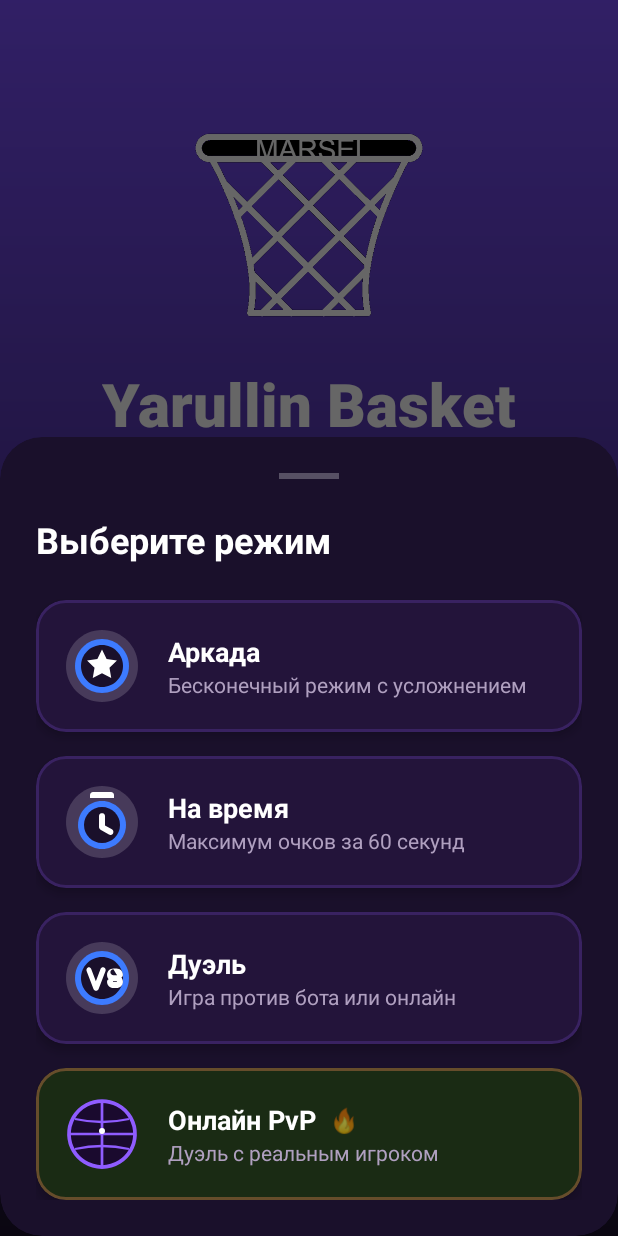
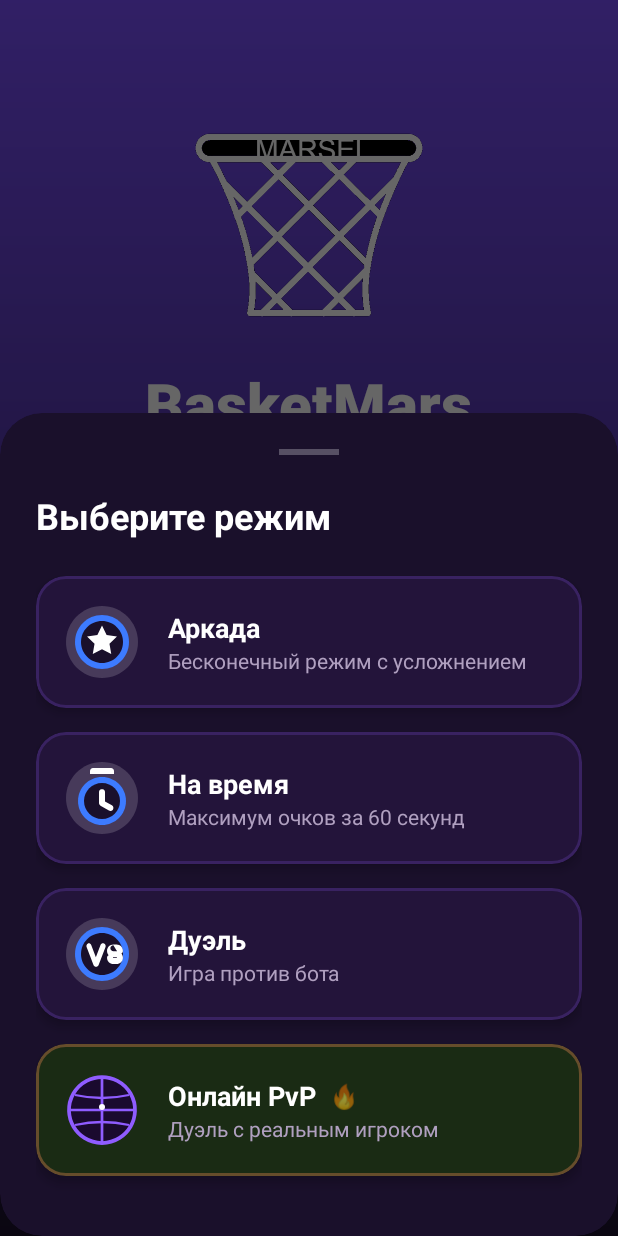
Before and after one commit to ogSulem/BasketMars, an Android app: the screen it shows after launch (MainActivity), after a tap on "ИГРАТЬ", on a phone screen of 412 x 824 dp. Run offline under Robolectric (Android 15) with nearby library versions, the phone set to English and light mode, and no system bars; our stand-ins replace Firebase (no records; nobody signed in at launch, a user with empty details on screens opened directly), Room's generated code.

Commit message:
fix: full project audit - hardcoded strings, divider, rival label, dead code, reconnect guard
Agent-Logs-Url: https://github.com/ogSulem/BasketMars/sessions/abecabd6-9e96-446c-9928-6dacdaa1fbb5

Co-authored-by: ogSulem <125482344+ogSulem@users.noreply.github.com>

```diff
--- a/app/src/main/java/com/example/basketballgame/MainActivity.java
+++ b/app/src/main/java/com/example/basketballgame/MainActivity.java
@@ -8,7 +8,6 @@ import android.graphics.drawable.ColorDrawable;
 import android.view.View;
 import android.widget.Button;
 import android.widget.LinearLayout;
-import android.widget.TextView;
 import android.widget.Toast;
 import android.content.pm.ApplicationInfo;
 
@@ -124,21 +123,5 @@ public class MainActivity extends AppCompatActivity {
         int[] bgDrawables = {R.drawable.bg_gradient, R.drawable.bg_gradient2, R.drawable.bg_gradient3};
         LinearLayout root = findViewById(R.id.root_layout);
         if (root != null) root.setBackgroundResource(bgDrawables[bgIdx]);
-
-        // Показываем имя аккаунта Google, если вошли
-        TextView authorText = null;
-        // (поиск по корневому layout'у)
-        View v = root != null ? root.findViewWithTag("account_label") : null;
-        if (v instanceof TextView) {
-            AuthManager auth = AuthManager.getInstance(this);
-            if (auth.isSignedIn()) {
-                ((TextView) v).setText(auth.getDisplayName());
-            }
-        }
-    }
-
-    @Override
-    protected void onDestroy() {
-        super.onDestroy();
     }
 }
--- a/app/src/main/res/layout/activity_main.xml
+++ b/app/src/main/res/layout/activity_main.xml
@@ -14,13 +14,13 @@
         android:src="@drawable/hoop2"
         android:layout_gravity="center"
         android:layout_marginBottom="12dp"
-        android:contentDescription="Лого кольцо"/>
+        android:contentDescription="@string/cd_logo"/>
 
     <TextView
         android:id="@+id/title_text"
         android:layout_width="wrap_content"
         android:layout_height="wrap_content"
-        android:text="Yarullin Basket"
+        android:text="@string/app_name"
         android:textSize="40sp"
         android:textStyle="bold"
         android:textColor="#FFFFFF"
@@ -31,7 +31,7 @@
         android:id="@+id/play_button"
         android:layout_width="220dp"
         android:layout_height="wrap_content"
-        android:text="Играть"
+        android:text="@string/btn_play"
         android:textSize="24sp"
         android:textColor="#fff"
         android:elevation="8dp"
@@ -44,7 +44,7 @@
         android:id="@+id/leaderboard_button"
         android:layout_width="220dp"
         android:layout_height="wrap_content"
-        android:text="Лидерборд"
+        android:text="@string/btn_leaderboard"
         android:textSize="20sp"
         android:textColor="#fff"
         android:elevation="8dp"
@@ -57,7 +57,7 @@
         android:id="@+id/select_ball_button"
         android:layout_width="220dp"
         android:layout_height="wrap_content"
-        android:text="Инвентарь"
+        android:text="@string/btn_inventory"
         android:textSize="20sp"
         android:textColor="#fff"
         android:elevation="8dp"
@@ -70,7 +70,7 @@
         android:id="@+id/achievements_button"
         android:layout_width="220dp"
         android:layout_height="wrap_content"
-        android:text="Достижения"
+        android:text="@string/btn_achievements"
         android:textSize="20sp"
         android:textColor="#fff"
         android:elevation="8dp"
@@ -83,7 +83,7 @@
         android:id="@+id/settings_button"
         android:layout_width="220dp"
         android:layout_height="wrap_content"
-        android:text="Настройки"
+        android:text="@string/btn_settings"
         android:textSize="18sp"
         android:textColor="#fff"
         android:elevation="8dp"
@@ -95,7 +95,7 @@
     <TextView
         android:layout_width="wrap_content"
         android:layout_height="wrap_content"
-        android:text="Яруллин Марсель\n09-253 группа КФУ"
+        android:text="@string/app_author"
         android:textSize="16sp"
         android:textColor="#BBAAFF"
         android:gravity="center"
--- a/app/src/main/res/layout/bottomsheet_mode_select.xml
+++ b/app/src/main/res/layout/bottomsheet_mode_select.xml
@@ -25,7 +25,7 @@
         <TextView
             android:layout_width="wrap_content"
             android:layout_height="wrap_content"
-            android:text="Выберите режим"
+            android:text="@string/mode_select_title"
             android:textColor="#FFFFFF"
             android:textSize="24sp"
             android:textStyle="bold"
@@ -66,7 +66,7 @@
                     <TextView
                         android:layout_width="wrap_content"
                         android:layout_height="wrap_content"
-                        android:text="Аркада"
+                        android:text="@string/mode_arcade"
                         android:textColor="#FFFFFF"
                         android:textSize="18sp"
                         android:textStyle="bold" />
@@ -74,7 +74,7 @@
                     <TextView
                         android:layout_width="wrap_content"
                         android:layout_height="wrap_content"
-                        android:text="Бесконечный режим с усложнением"
+                        android:text="@string/mode_arcade_desc"
                         android:textColor="#B0A0C0"
                         android:textSize="14sp" />
                 </LinearLayout>
@@ -116,7 +116,7 @@
                     <TextView
                         android:layout_width="wrap_content"
                         android:layout_height="wrap_content"
-                        android:text="На время"
+                        android:text="@string/mode_timed"
                         android:textColor="#FFFFFF"
                         android:textSize="18sp"
                         android:textStyle="bold" />
@@ -124,7 +124,7 @@
                     <TextView
                         android:layout_width="wrap_content"
                         android:layout_height="wrap_content"
-                        android:text="Максимум очков за 60 секунд"
+                        android:text="@string/mode_timed_desc"
                         android:textColor="#B0A0C0"
                         android:textSize="14sp" />
                 </LinearLayout>
@@ -166,7 +166,7 @@
                     <TextView
                         android:layout_width="wrap_content"
                         android:layout_height="wrap_content"
-                        android:text="Дуэль"
+                        android:text="@string/mode_duel"
                         android:textColor="#FFFFFF"
                         android:textSize="18sp"
                         android:textStyle="bold" />
@@ -174,7 +174,7 @@
                     <TextView
                         android:layout_width="wrap_content"
                         android:layout_height="wrap_content"
-                        android:text="Игра против бота или онлайн"
+                        android:text="@string/mode_duel_desc"
                         android:textColor="#B0A0C0"
                         android:textSize="14sp" />
                 </LinearLayout>
@@ -185,6 +185,7 @@
             android:id="@+id/btn_online_pvp"
             android:layout_width="match_parent"
             android:layout_height="wrap_content"
+            android:layout_marginBottom="16dp"
             android:clickable="true"
             android:focusable="true"
             app:cardCornerRadius="20dp"
--- a/app/src/main/res/values/strings.xml
+++ b/app/src/main/res/values/strings.xml
@@ -23,7 +23,7 @@
     <string name="mode_timed">На время</string>
     <string name="mode_timed_desc">Максимум очков за 60 секунд</string>
     <string name="mode_duel">Дуэль</string>
-    <string name="mode_duel_desc">Игра против бота или онлайн</string>
+    <string name="mode_duel_desc">Игра против бота</string>
     <string name="mode_online_pvp">Онлайн PvP</string>
     <string name="mode_online_pvp_desc">Дуэль с реальным игроком</string>
 
@@ -76,6 +76,16 @@
     <string name="duel_type_bot">Против бота</string>
     <string name="duel_type_online">Онлайн</string>
 
+    <!-- Выбор режима -->
+    <string name="mode_select_title">Выберите режим</string>
+
+    <!-- Результаты матча — доп. строки -->
+    <string name="result_your_score">ВЫ</string>
+    <string name="result_rival_label_bot">БОТ</string>
+    <string name="result_rival_label_online">СОПЕРНИК</string>
+    <string name="result_btn_replay">Ещё раз</string>
+    <string name="result_btn_menu">В меню</string>
+
     <!-- Описания для доступности (contentDescription) -->
     <string name="cd_logo">Логотип игры — баскетбольное кольцо</string>
     <string name="cd_mode_arcade">Иконка режима Аркада</string>
```
Also changed, not shown: app/src/main/java/com/example/basketballgame/GameActivity.java (+16 -2 lines), app/src/main/res/layout/activity_leaderboard.xml (+6 -6 lines), app/src/main/res/layout/bottomsheet_match_results.xml (+5 -5 lines), 1 other file.
